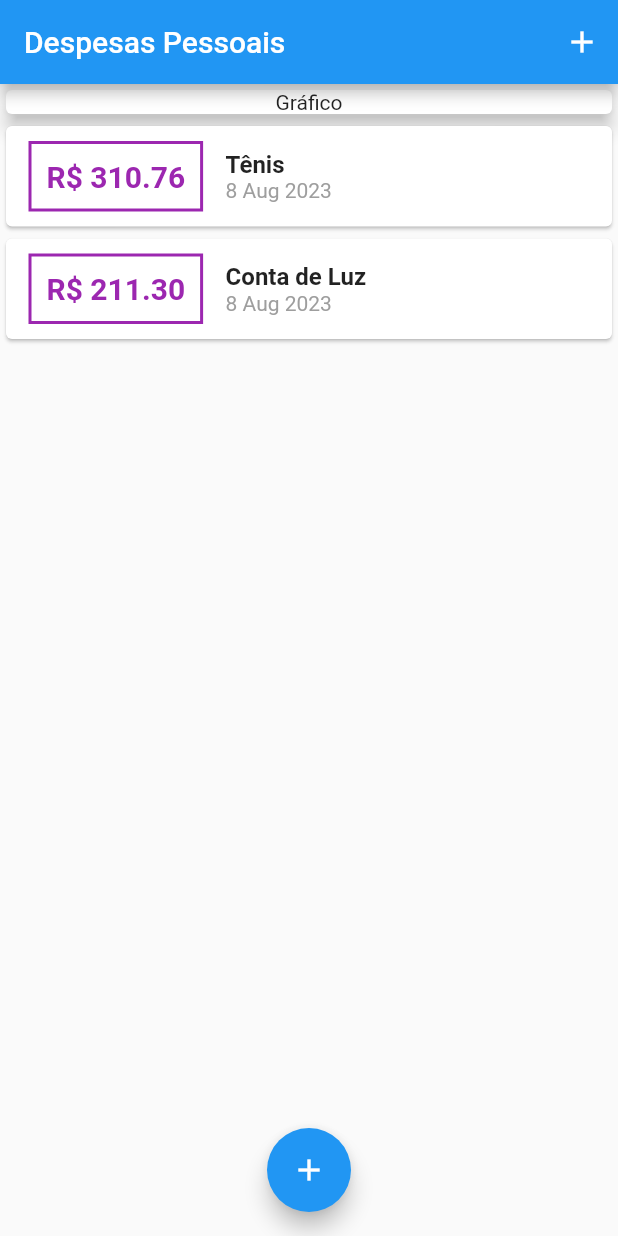
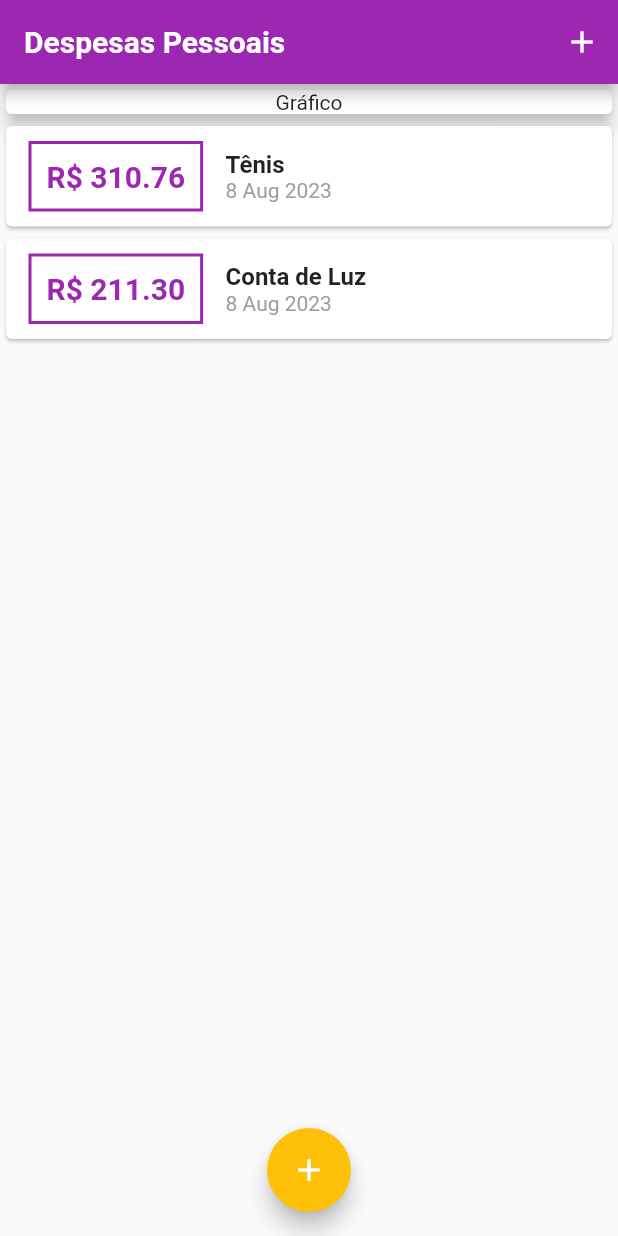
Before and after one commit to Kiel025/ExpensesApp, a Flutter app: the screen it shows after launch, on a phone screen of 412 x 824 dp. Run offline on Flutter 3.47's test engine with Material 2 defaults, Android fonts, the phone set to English and light mode, and no system bars; Roboto replaces fonts that are missing (OpenSans).

Commit message:
Style with Theme

```diff
--- a/lib/components/transaction_list.dart
+++ b/lib/components/transaction_list.dart
@@ -25,17 +25,17 @@ class TransactionList extends StatelessWidget {
                   ),
                   decoration: BoxDecoration(
                     border: Border.all(
-                      color: Colors.purple,
+                      color: Theme.of(context).colorScheme.primary,
                       width: 2,
                     ),
                   ),
                   padding: const EdgeInsets.all(10),
                   child: Text(
                     "R\$ ${tr.value.toStringAsFixed(2)}",
-                    style: const TextStyle(
+                    style: TextStyle(
                       fontWeight: FontWeight.bold,
                       fontSize: 20,
-                      color: Colors.purple,
+                      color: Theme.of(context).colorScheme.primary,
                     ),
                   ),
                 ),
--- a/lib/main.dart
+++ b/lib/main.dart
@@ -4,15 +4,38 @@ import 'dart:math';
 import 'package:expenses/components/transaction_list.dart';
 import 'package:expenses/models/transaction.dart';
 
-void main() => runApp(const ExpensesApp());
+void main() => runApp(ExpensesApp());
 
 class ExpensesApp extends StatelessWidget {
-  const ExpensesApp({super.key});
+  ExpensesApp({super.key});
+
+  final theme = ThemeData();
 
   @override
   Widget build(BuildContext context) {
-    return const MaterialApp(
-      home: MyHomePage(),
+    return MaterialApp(
+      home: const MyHomePage(),
+      theme: theme.copyWith(
+        colorScheme: theme.colorScheme.copyWith(
+          primary: Colors.purple,
+          secondary: Colors.amber,
+        ),
+        textTheme: theme.textTheme.copyWith(
+          titleLarge: const TextStyle(
+            fontFamily: 'OpenSans',
+            fontSize: 18,
+            fontWeight: FontWeight.bold,
+            color: Colors.black,
+          ),
+        ),
+        appBarTheme: const AppBarTheme(
+          titleTextStyle: TextStyle(
+            fontFamily: 'OpenSans',
+            fontSize: 20,
+            fontWeight: FontWeight.bold,
+          ),
+        ),
+      ),
     );
   }
 }
```
Also changed, not shown: 1 other file.
